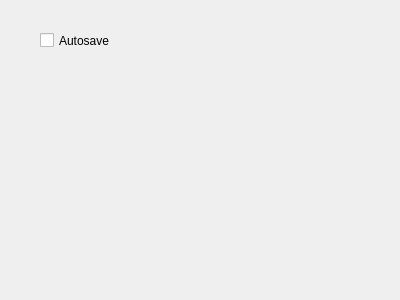
Before: the Qt Designer form src/prymatex/gui/config/ui_files/save.ui in prymatex/prymatex, drawn with Qt 5.
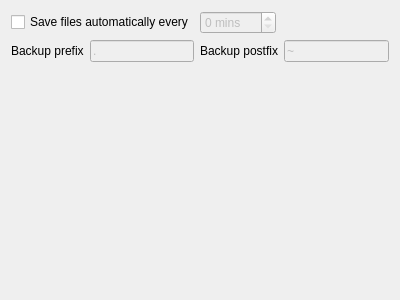
After: the same form once the commit is applied. Icons and pictures are not drawn.

The edit to the form file:
```diff
--- a/src/prymatex/gui/config/ui_files/save.ui
+++ b/src/prymatex/gui/config/ui_files/save.ui
@@ -13,19 +13,100 @@
   <property name="windowTitle">
    <string>Save</string>
   </property>
-  <widget class="QCheckBox" name="checkBox">
-   <property name="geometry">
-    <rect>
-     <x>40</x>
-     <y>30</y>
-     <width>87</width>
-     <height>21</height>
-    </rect>
-   </property>
-   <property name="text">
-    <string>Autosave</string>
-   </property>
-  </widget>
+  <property name="windowIcon">
+   <iconset resource="../../../res.qrc">
+    <normaloff>:/actions/resources/actions/document-save-all.png</normaloff>:/actions/resources/actions/document-save-all.png</iconset>
+  </property>
+  <layout class="QVBoxLayout" name="verticalLayout">
+   <item>
+    <layout class="QHBoxLayout" name="horizontalLayout_2">
+     <item>
+      <widget class="QCheckBox" name="checkBox_2">
+       <property name="text">
+        <string>Save files automatically every</string>
+       </property>
+      </widget>
+     </item>
+     <item>
+      <widget class="QSpinBox" name="spinBox">
+       <property name="enabled">
+        <bool>false</bool>
+       </property>
+       <property name="suffix">
+        <string> mins</string>
+       </property>
+       <property name="maximum">
+        <number>120</number>
+       </property>
+      </widget>
+     </item>
+     <item>
+      <spacer name="horizontalSpacer">
+       <property name="orientation">
+        <enum>Qt::Horizontal</enum>
+       </property>
+       <property name="sizeHint" stdset="0">
+        <size>
+         <width>40</width>
+         <height>20</height>
+        </size>
+       </property>
+      </spacer>
+     </item>
+    </layout>
+   </item>
+   <item>
+    <layout class="QHBoxLayout" name="horizontalLayout">
+     <item>
+      <widget class="QLabel" name="label">
+       <property name="text">
+        <string>Backup prefix</string>
+       </property>
+      </widget>
+     </item>
+     <item>
+      <widget class="QLineEdit" name="lineEdit">
+       <property name="enabled">
+        <bool>false</bool>
+       </property>
+       <property name="text">
+        <string>.</string>
+       </property>
+      </widget>
+     </item>
+     <item>
+      <widget class="QLabel" name="label_2">
+       <property name="text">
+        <string>Backup postfix</string>
+       </property>
+      </widget>
+     </item>
+     <item>
+      <widget class="QLineEdit" name="lineEdit_2">
+       <property name="enabled">
+        <bool>false</bool>
+       </property>
+       <property name="text">
+        <string>~</string>
+       </property>
+      </widget>
+     </item>
+    </layout>
+   </item>
+   <item>
+    <spacer name="verticalSpacer">
+     <property name="orientation">
+      <enum>Qt::Vertical</enum>
+     </property>
+     <property name="sizeHint" stdset="0">
+      <size>
+       <width>20</width>
+       <height>193</height>
+      </size>
+     </property>
+    </spacer>
+   </item>
+  </layout>
  </widget>
  <resources/>
  <connections/>
```
Left out of the diff: 55 changed lines with no effect on the pictures.
